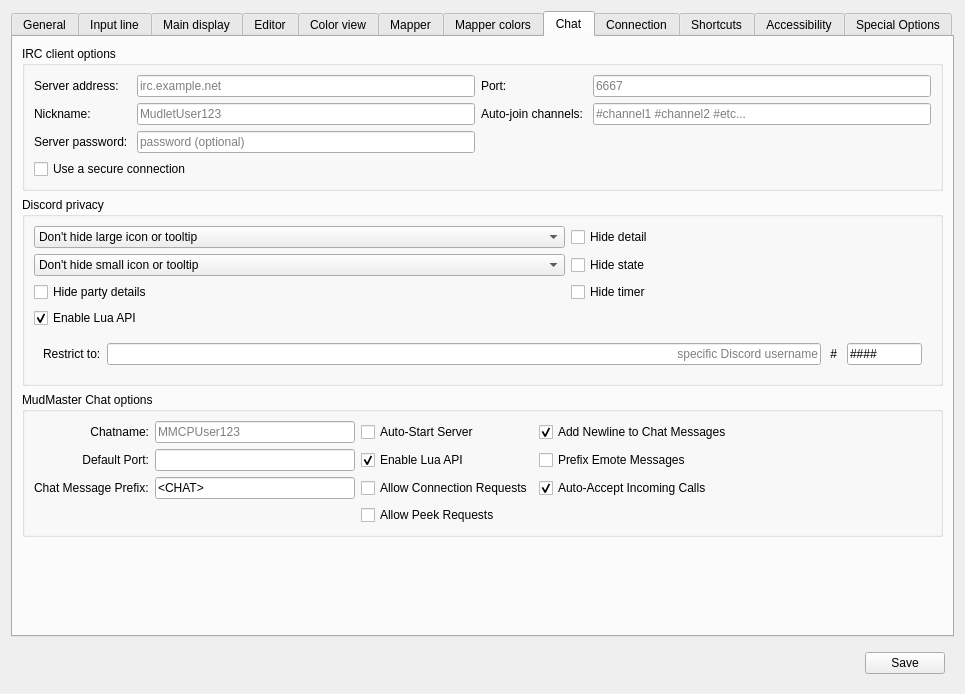
Above: src/ui/profile_preferences.ui from Mudlet/Mudlet before the change. Below: the same form after it.
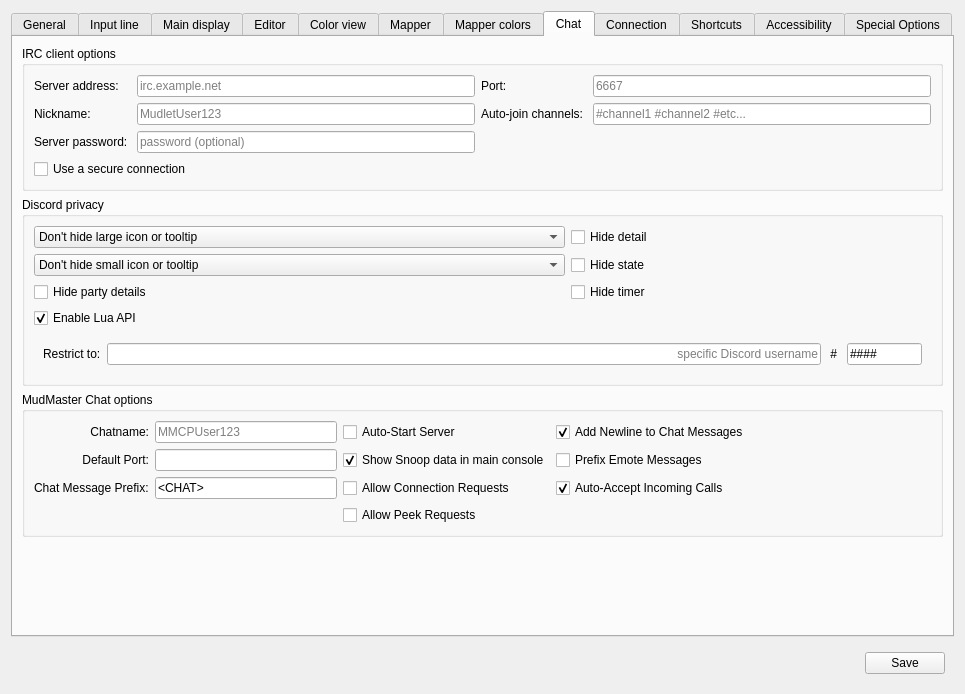
That is the form after the change. The open tabs and pages were chosen to show the change. Icons and pictures are not drawn. Custom widgets are drawn as their Qt base class.

Commit message: refactor mmcp events, add snoop to main console setting

```diff
--- a/src/ui/profile_preferences.ui
+++ b/src/ui/profile_preferences.ui
@@ -3304,7 +3304,7 @@
              <string>&lt;p&gt;Allow Lua to control MMCP connections&lt;/p&gt;</string>
             </property>
             <property name="text">
-             <string>Enable Lua API</string>
+             <string>Show Snoop data in main console</string>
             </property>
             <property name="checked">
              <bool>true</bool>
```
Left out of the diff: 4 changed lines with no effect on the pictures. The commit also changes 10 other files.
